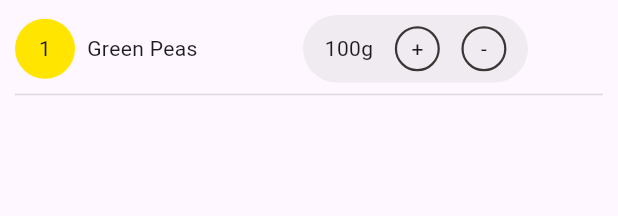
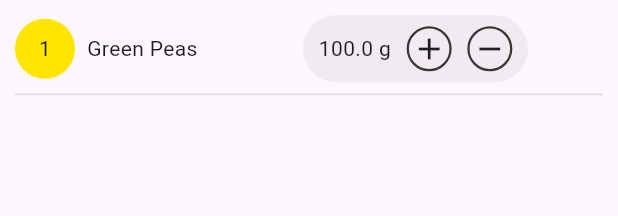
Before and after one commit to dhananjani-kanchana/grocery_app, a Flutter app: the PriceListWidget widget shown alone on an empty page, opened directly, on a phone screen of 412 x 824 dp. Shown: the top 216 px of the screen. Run offline on Flutter 3.47's test engine with Material 3 defaults, Android fonts, the phone set to English and light mode, and no system bars.

Commit message:
This is product details page day two code

```diff
--- a/lib/main.dart
+++ b/lib/main.dart
@@ -1,5 +1,6 @@
 import 'package:flutter/material.dart';
 import 'package:flutter_grocery/pages/home_page/category_page/category_page.dart';
+import 'package:flutter_grocery/pages/home_page/home_page/home_page.dart';
 import 'package:flutter_grocery/pages/home_page/product_details/product_details.dart';
 
 void main() {
@@ -14,7 +15,7 @@ class MyApp extends StatelessWidget {
     return const MaterialApp(
       debugShowCheckedModeBanner: false,
       title: "Flutter Grocery App",
-      home: CategoryPage(), // this is my test comment.
+      home: ProductDetails(), // this is my test comment.
     );
-  }
+  } // this is second comment
 }
--- a/lib/pages/home_page/product_details/price_list.dart
+++ b/lib/pages/home_page/product_details/price_list.dart
@@ -5,7 +5,7 @@ import 'package:flutter/widgets.dart';
 class PriceListWidget extends StatelessWidget {
   final int circleNumber;
   final String productName;
-  final int productQuantity;
+  final double productQuantity;
   final String unitName;
 
   const PriceListWidget({
@@ -45,8 +45,12 @@ class PriceListWidget extends StatelessWidget {
                   child: Column(
                     crossAxisAlignment: CrossAxisAlignment.start,
                     children: [
-                      Text(
-                        productName,
+                      SizedBox(
+                        width: 100,
+                        child: Text(
+                          productName,
+                          overflow: TextOverflow.ellipsis,
+                        ),
                       ),
                     ],
                   ),
@@ -55,7 +59,7 @@ class PriceListWidget extends StatelessWidget {
               Container(
                 height: 45,
                 width: 150,
-                margin: EdgeInsets.only(right: 50),
+                margin: const EdgeInsets.only(right: 50),
                 decoration: BoxDecoration(
                   color: const Color(0xffD9D9D9).withOpacity(0.40),
                   borderRadius: BorderRadius.circular(50),
@@ -64,7 +68,7 @@ class PriceListWidget extends StatelessWidget {
                   mainAxisAlignment: MainAxisAlignment.spaceEvenly,
                   children: [
                     Text(
-                      productQuantity.toString() + unitName,
+                      "$productQuantity $unitName",
                     ),
                     Container(
                       height: 30,
@@ -77,7 +81,9 @@ class PriceListWidget extends StatelessWidget {
                         ),
                       ),
                       child: const Center(
-                        child: Text("+"),
+                        child: Icon(
+                          Icons.add,
+                        ),
                       ),
                     ),
                     Container(
@@ -91,7 +97,9 @@ class PriceListWidget extends StatelessWidget {
                         ),
                       ),
                       child: const Center(
-                        child: Text("-"),
+                        child: Icon(
+                          Icons.remove,
+                        ),
                       ),
                     ),
                   ],
@@ -100,7 +108,7 @@ class PriceListWidget extends StatelessWidget {
             ],
           ),
           Divider(
-            color: Color(0xff000000).withOpacity(0.13),
+            color: const Color(0xff000000).withOpacity(0.13),
           )
         ],
       ),
```
Also changed, not shown: lib/pages/home_page/product_details/product_details.dart (+39 -0 lines), lib/widgets/shared/gradient_button.dart (added, +52 -0 lines).
